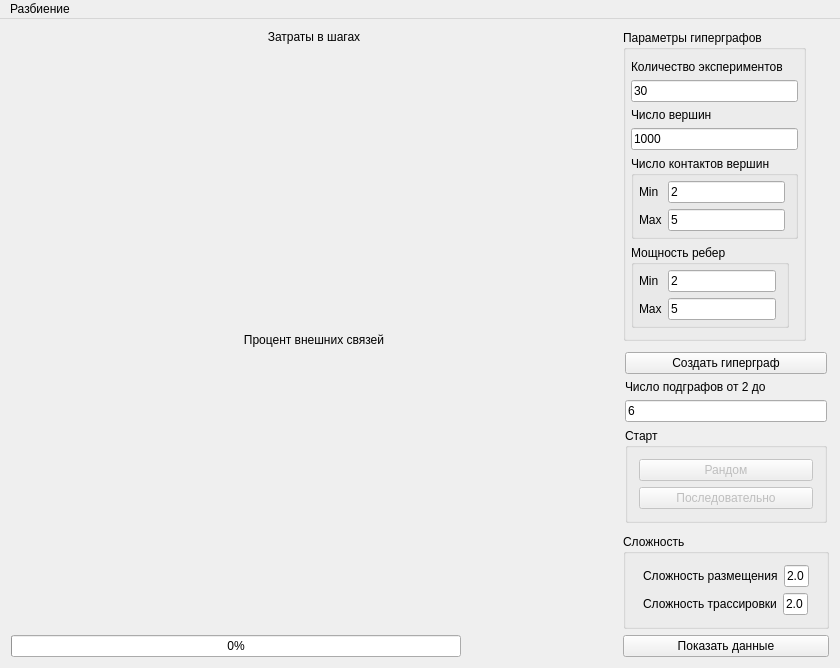
This is mainwindow.ui in olerapx/CAD as Qt 5 draws it before an edit. The edited form follows.
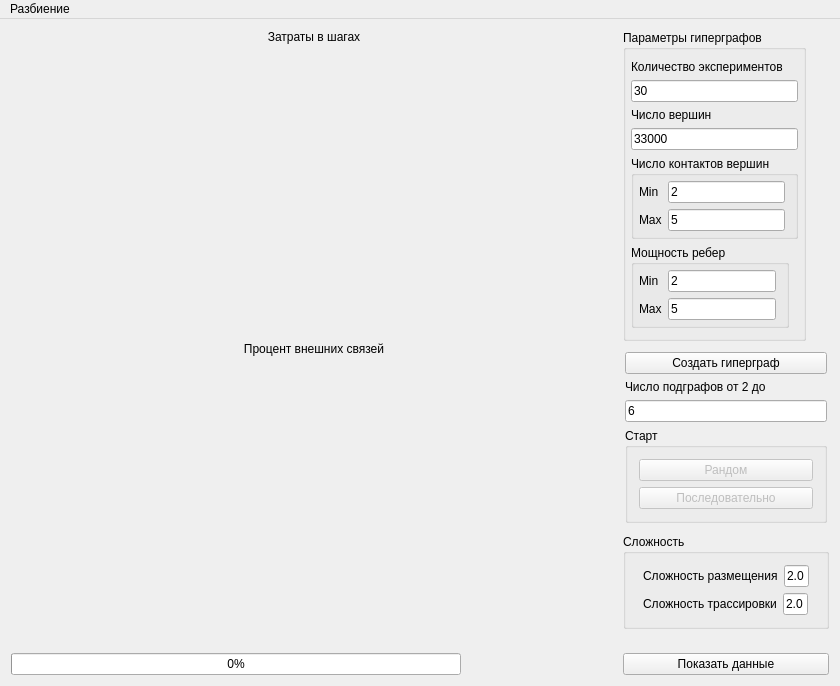
This is the edited form. The open tabs and pages were chosen to show the change. Custom widgets are drawn as their Qt base class.

Commit message: Blendee comes back 33k bug progress -deleted 3rd level dowhile in HGraph::createEdges

```diff
--- a/mainwindow.ui
+++ b/mainwindow.ui
@@ -10,7 +10,7 @@
     <x>0</x>
     <y>0</y>
     <width>826</width>
-    <height>637</height>
+    <height>686</height>
    </rect>
   </property>
   <property name="sizePolicy">
@@ -228,7 +228,7 @@
             </size>
            </property>
            <property name="text">
-            <string>1000</string>
+            <string>33000</string>
            </property>
           </widget>
          </item>
```
Left out of the diff: 7 changed lines with no effect on the pictures. The commit also changes 1 other file.
